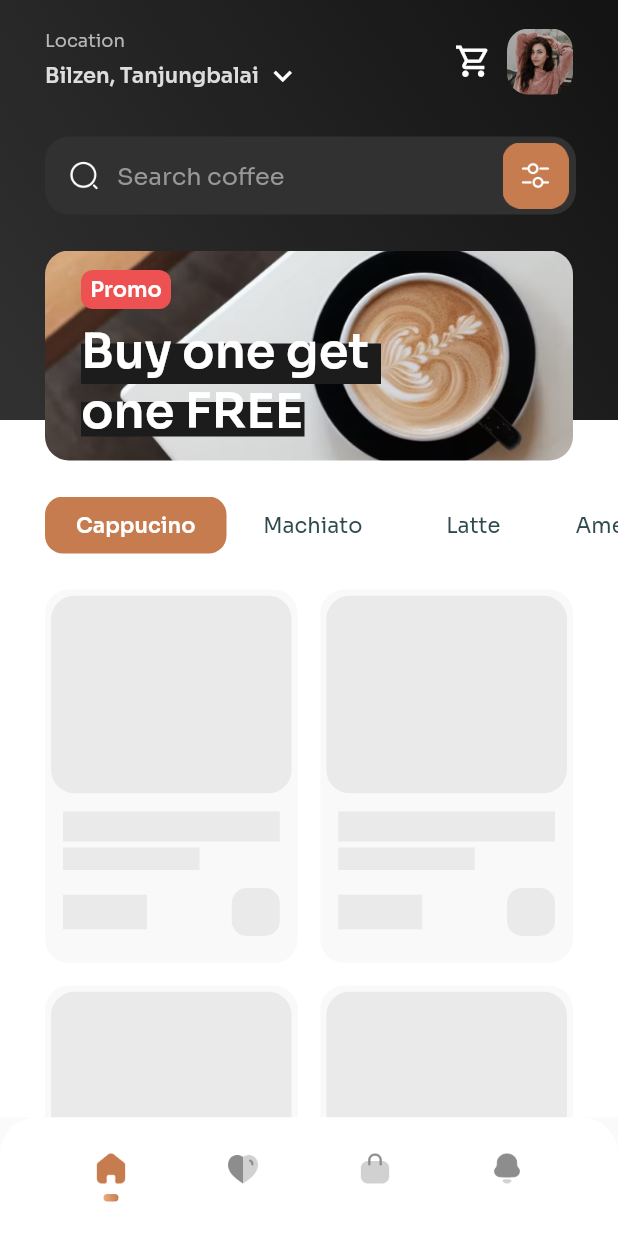
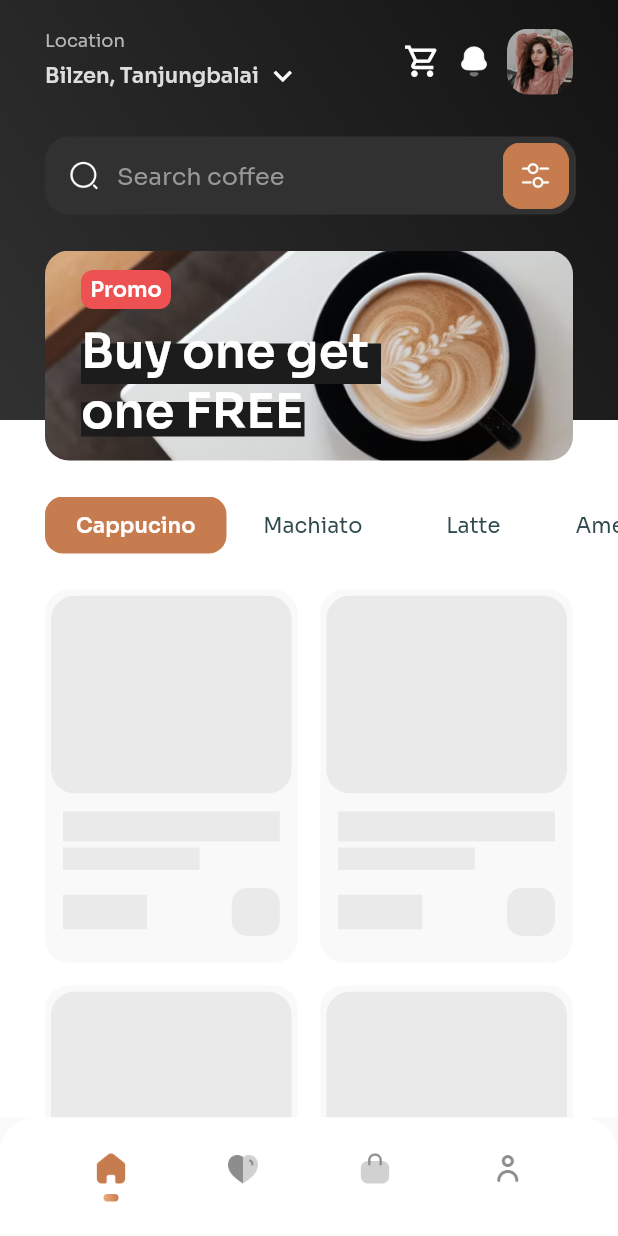
Before and after one commit to trihadi17/coffee, a Flutter app: the MainPage screen opened by its route, on a phone screen of 412 x 824 dp. Run offline on Flutter 3.47's test engine with Material 2 defaults, Android fonts, the phone set to English and light mode, and no system bars; drawn by our look-alikes of shimmer; our stand-ins replace fluttertoast, google_fonts.

Commit message:
Editing Bottom Navbar dan Home Page

```diff
--- a/lib/main.dart
+++ b/lib/main.dart
@@ -11,6 +11,7 @@ import 'pages/detail_page.dart';
 import 'pages/cart_page.dart';
 import 'pages/checkout_page.dart';
 import 'pages/delivery_page.dart';
+import 'pages/notification_page.dart';
 
 void main() {
   runApp(CoffeeApp());
@@ -32,6 +33,7 @@ class CoffeeApp extends StatelessWidget {
         '/cart': (context) => CartPage(),
         '/checkout': (context) => CheckoutPage(),
         '/delivery': (context) => DeliveryPage(),
+        '/notification': (context) => NotificationPage(),
       },
     );
   }
--- a/lib/pages/home_page.dart
+++ b/lib/pages/home_page.dart
@@ -110,6 +110,19 @@ class _HomePageState extends State<HomePage> {
                     Icons.shopping_cart_outlined,
                     color: whiteColor,
                     size: 25,
+                  ),
+                ),
+                SizedBox(
+                  width: 10,
+                ),
+                GestureDetector(
+                  onTap: () {
+                    Navigator.pushNamed(context, '/notification');
+                  },
+                  child: Image.asset(
+                    'assets/notification.png',
+                    width: 24,
+                    color: whiteColor,
                   ),
                 ),
                 SizedBox(
--- a/lib/pages/main_page.dart
+++ b/lib/pages/main_page.dart
@@ -7,7 +7,7 @@ import '../theme.dart';
 import 'home_page.dart';
 import 'wishlist_page.dart';
 import 'order_page.dart';
-import 'notification_page.dart';
+import 'profile_page.dart';
 
 class MainPage extends StatefulWidget {
   const MainPage({Key? key}) : super(key: key);
@@ -29,7 +29,7 @@ class _MainPageState extends State<MainPage> {
       case 2:
         return OrderPage();
       case 3:
-        return NotificationPage();
+        return ProfilePage();
       default:
         return HomePage();
     }
@@ -185,7 +185,7 @@ class _MainPageState extends State<MainPage> {
                 child: Column(
                   children: [
                     Image.asset(
-                      'assets/notification.png',
+                      'assets/person.png',
                       width: 24,
                       color: currentIndex == 3 ? brownColor : Color(0xff8D8D8D),
                     ),
```
Also changed, not shown: lib/pages/profile_page.dart (added, +17 -0 lines), assets/person.png (added).
